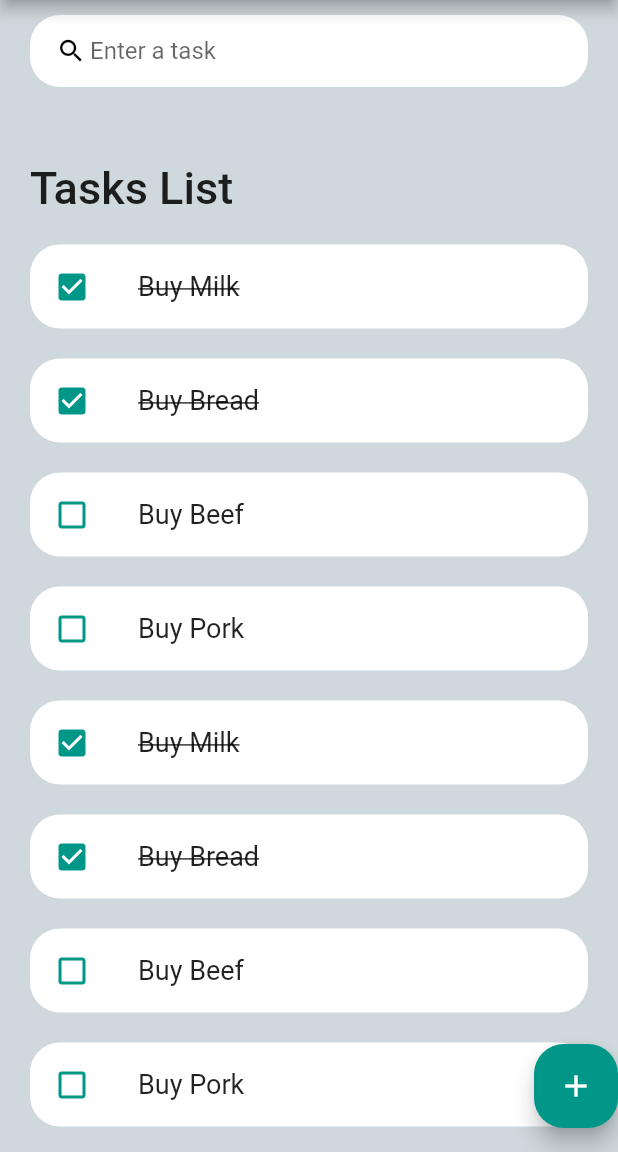
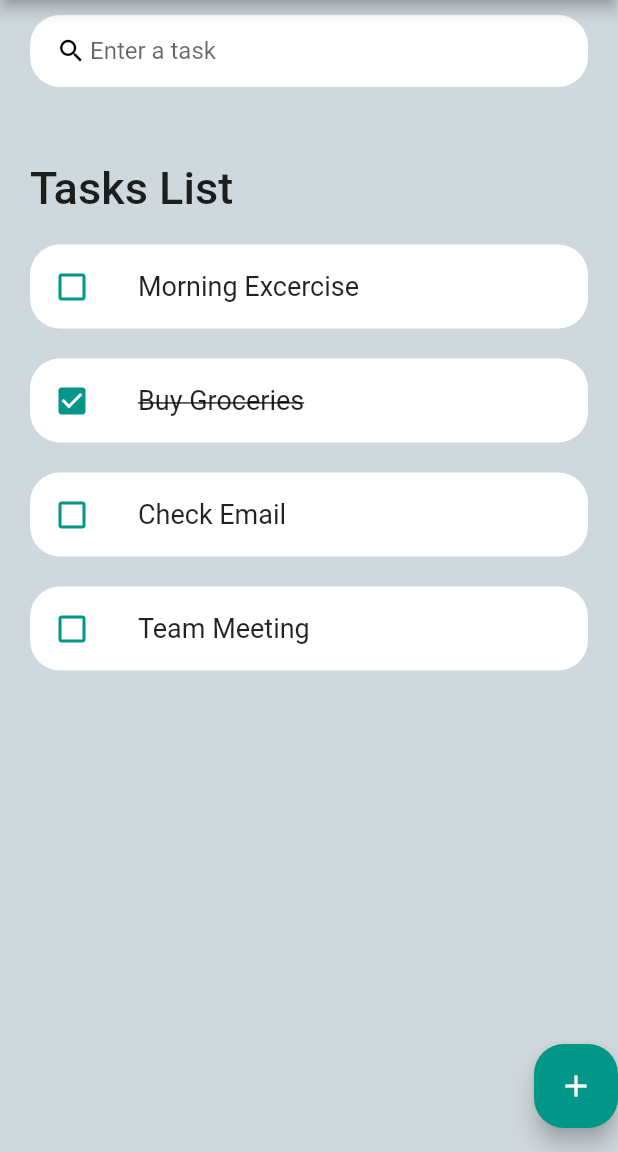
Before and after one commit to Youssef-Bounouacha/To_Do_List, a Flutter app: the screen it shows after launch, on a phone screen of 412 x 824 dp, the part 84-1236 px from its top. Run offline on Flutter 3.47's test engine with Material 2 defaults, Android fonts, the phone set to English and light mode, and no system bars.

Commit message:
adding delete and update functions

```diff
--- a/lib/model/tasks.dart
+++ b/lib/model/tasks.dart
@@ -7,10 +7,10 @@ class Tasks {
 
   static List<Tasks> tasksList() {
     return [
-      Tasks(id: '1', tasksText: 'Buy Milk', isDone: true),
-      Tasks(id: '2', tasksText: 'Buy Bread', isDone: true),
-      Tasks(id: '3', tasksText: 'Buy Beef', isDone: false),
-      Tasks(id: '4', tasksText: 'Buy Pork', isDone: false),
+      Tasks(id: '1', tasksText: 'Morning Excercise', isDone: false),
+      Tasks(id: '2', tasksText: 'Buy Groceries', isDone: true),
+      Tasks(id: '3', tasksText: 'Check Email', isDone: false),
+      Tasks(id: '4', tasksText: 'Team Meeting', isDone: false),
     ];
   }
 }
--- a/lib/widgets/to_do_item.dart
+++ b/lib/widgets/to_do_item.dart
@@ -4,17 +4,40 @@ import 'package:my_first_app/model/tasks.dart';
 class ToDoItems extends StatelessWidget {
   final Tasks task;
   final onTaskChange;
+  final Function onUpdate;
+  final Function onDelete;
 
-  ToDoItems({Key? key, required this.task, required this.onTaskChange})
-      : super(key: key);
+  ToDoItems({
+    Key? key,
+    required this.task,
+    required this.onTaskChange,
+    required this.onUpdate,
+    required this.onDelete,
+  }) : super(key: key);
 
   @override
   Widget build(BuildContext context) {
-    return Container(
+    return Dismissible(
+      key: ValueKey(task),
+      direction: DismissDirection.endToStart,
+      onDismissed: (direction) => onDelete(task),
+      background: Container(
+        color: Colors.red,
+        padding: EdgeInsets.symmetric(vertical: 10),
+        alignment: Alignment.centerRight,
+        child: Icon(
+          Icons.delete,
+          color: Colors.white,
+        ),
+      ),
+      child: Container(
         margin: EdgeInsets.only(bottom: 20),
         child: ListTile(
           onTap: () {
             onTaskChange(task);
+          },
+          onLongPress: () {
+            onUpdate(task);
           },
           shape: RoundedRectangleBorder(
             borderRadius: BorderRadius.circular(20),
@@ -31,6 +54,8 @@ class ToDoItems extends StatelessWidget {
               decoration: task.isDone ? TextDecoration.lineThrough : null,
             ),
           ),
-        ));
+        ),
+      ),
+    );
   }
 }
```
Also changed, not shown: lib/screens/home.dart (+51 -9 lines).
